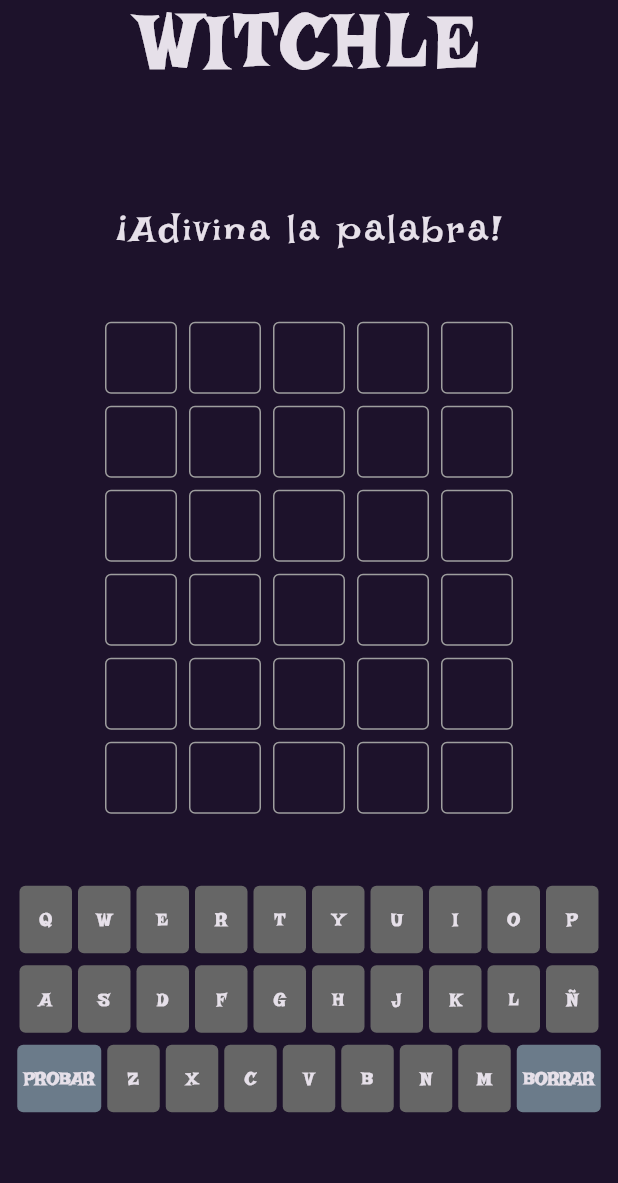
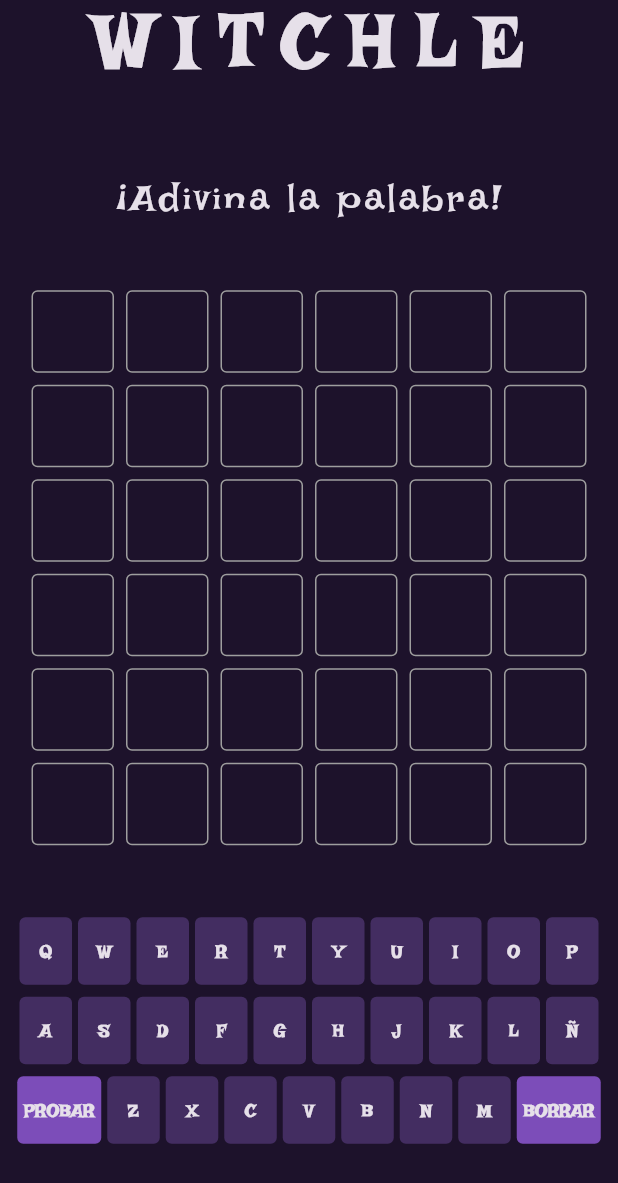
Before and after one commit to loomlight-games/Witchle, a Flutter app: the screen it shows after launch, on a phone screen of 412 x 824 dp. Shown: the top 1183 px of the screen. Run offline on Flutter 3.47's test engine with Material 3 defaults, Android fonts, the phone set to English and light mode, and no system bars; drawn by our look-alikes of flip_card; our stand-ins replace equatable.

Commit message:
More words

```diff
--- a/lib/app/app_colors.dart
+++ b/lib/app/app_colors.dart
@@ -1,10 +1,12 @@
 import 'package:witchle/game/witchle.dart';
 
 const Color screenBgColor = Color.fromARGB(255, 29, 18, 43),
-  buttonInitialColor = Color.fromARGB(255, 102, 102, 102),
-  specialButtonColor = Color.fromARGB(255, 107, 123, 138),
+  buttonInitialColor = Color.fromARGB(255, 67, 45, 97),
+  specialButtonColor = Color.fromARGB(255, 124, 77, 185),
+  inactiveButtonColor = Color.fromARGB(255, 82, 69, 99),
   borderColor = Color.fromARGB(255, 194, 194, 194),
   letterColor = Color.fromARGB(255, 248, 248, 248),
+  inactiveLetterColor = Color.fromARGB(255, 194, 194, 194),
   correctColor = Color.fromARGB(255, 103, 163, 97),
   lighterCorrectColor = Color.fromARGB(255, 113, 206, 104),
   inWordColor = Color.fromARGB(255, 192, 166, 19),
--- a/lib/game/data/word_list.dart
+++ b/lib/game/data/word_list.dart
@@ -1,5 +1,44 @@
 
-// TODO: fill with 5 letters words related to witches
+// Todo: fill with 6 letters words witch-themed in spanish
+const List<String> sixLetterWords = [
+  'brujas',
+  'brujos',
+  'pocima',
+  'magias',
+  'oculto',
+  'sombra',
+  'sortil',
+  'satiro',
+  'druida',
+  'chaman',
+  'ritual',
+  'magico',
+  'maldad',
+  'baraja',
+  'veneno',
+  'diablo',
+  'cuervo',
+  'espino',
+  'varita',
+  'astros',
+  'duende',
+  'cuerno',
+  'diente',
+  'aceite',
+  'salvia',
+  'azufre',
+  'viento',
+  'hierba'
+];
+
 const List<String> fiveLetterWords = [
-  'which',
+  'bruja',
+  'magia',
+  'miedo',
+  'lunar',
+  'sabio',
+  'fuego',
+  'lirio',
+  'salmo',
+  'caldo'
 ];
--- a/lib/game/views/game_screen.dart
+++ b/lib/game/views/game_screen.dart
@@ -26,7 +26,7 @@ class _GameScreenState extends State<GameScreen> {
 
   GameStatus _gameStatus = GameStatus.playing;
 
-  int numLetters = 5,
+  int numLetters = 6,
     numGuesses = 6,
     _currentWordIndex = 0; // Current word index being constructed
 
@@ -36,7 +36,7 @@ class _GameScreenState extends State<GameScreen> {
   Word _solution = Word.fromString( // Target word to guess
     // Random from list
     // Todo: implement 6 letters mode
-    fiveLetterWords[Random().nextInt(fiveLetterWords.length)].toUpperCase(),
+    sixLetterWords[Random().nextInt(sixLetterWords.length)].toUpperCase(),
   );
 
   late List<Word> board = List.generate(
@@ -171,15 +171,19 @@ class _GameScreenState extends State<GameScreen> {
     setState(() {
       _gameStatus = GameStatus.playing;
       _currentWordIndex = 0;
+      _keyboardLetters.clear();
+
+      _solution = Word.fromString(
+        sixLetterWords[Random().nextInt(sixLetterWords.length)].toUpperCase(),
+      );
+
       board..clear()..addAll(
         List.generate(
           numGuesses,
           (_) => Word(letters: List.generate(numLetters, (_) => Letter.empty())),
         ),
       );
-      _solution = Word.fromString(
-        fiveLetterWords[Random().nextInt(fiveLetterWords.length)].toUpperCase(),
-      );
+
       flipCardKeys
       ..clear()
       ..addAll(
@@ -188,7 +192,6 @@ class _GameScreenState extends State<GameScreen> {
           (_) => List.generate(numLetters, (_)=> GlobalKey<FlipCardState>())
         ),
       );
-      _keyboardLetters.clear();
     });
   }
 
@@ -207,7 +210,7 @@ class _GameScreenState extends State<GameScreen> {
           style: TextStyle(
             fontSize: 50,
             fontWeight: FontWeight.bold,
-            letterSpacing: 5,
+            letterSpacing: 15,
           )
         )
       ),
--- a/lib/game/widgets/boardtile_widget.dart
+++ b/lib/game/widgets/boardtile_widget.dart
@@ -23,8 +23,8 @@ class BoardTile extends StatelessWidget {
   Widget build(BuildContext context) {
     return Container(
         margin: const EdgeInsets.all(4),
-        height: 48, // TODO: make it external variable
-        width: 48,
+        height: 55, // TODO: make it external variable
+        width: 55,
         alignment: Alignment.center,
         decoration: BoxDecoration(
             color: letter.backgroundColor,
--- a/pubspec.yaml
+++ b/pubspec.yaml
@@ -29,7 +29,7 @@ environment:
 # versions available, run `flutter pub outdated`.
 dependencies:
   equatable: ^2.0.3
-  flip_card: ^0.6.0
+  flip_card: ^0.7.0
   flutter:
     sdk: flutter
 
@@ -47,7 +47,7 @@ dev_dependencies:
   # activated in the `analysis_options.yaml` file located at the root of your
   # package. See that file for information about deactivating specific lint
   # rules and activating additional ones.
-  flutter_lints: ^4.0.0
+  flutter_lints: ^5.0.0
 
 # For information on the generic Dart part of this file, see the
 # following page: https://dart.dev/tools/pub/pubspec
```
Also changed, not shown: pubspec.lock.
